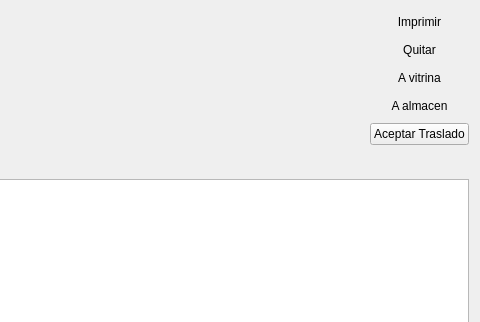
Above: vitrina/ui_tienda.ui from rodety/Jireh before the change; both pictures show x 398 to 878 and y 0 to 322 of the 878 by 473 pixel window. Below: the same form after it.
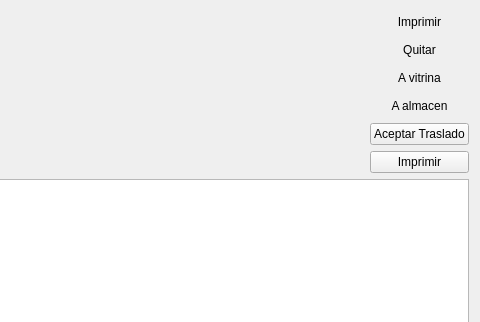
That is the form after the change. Icons and pictures are not drawn.

The edit to the form file:
```diff
--- a/vitrina/ui_tienda.ui
+++ b/vitrina/ui_tienda.ui
@@ -376,6 +376,13 @@
        </property>
       </widget>
      </item>
+     <item row="5" column="6">
+      <widget class="QPushButton" name="pushButton_print">
+       <property name="text">
+        <string>Imprimir</string>
+       </property>
+      </widget>
+     </item>
     </layout>
    </item>
    <item row="1" column="0">
```
